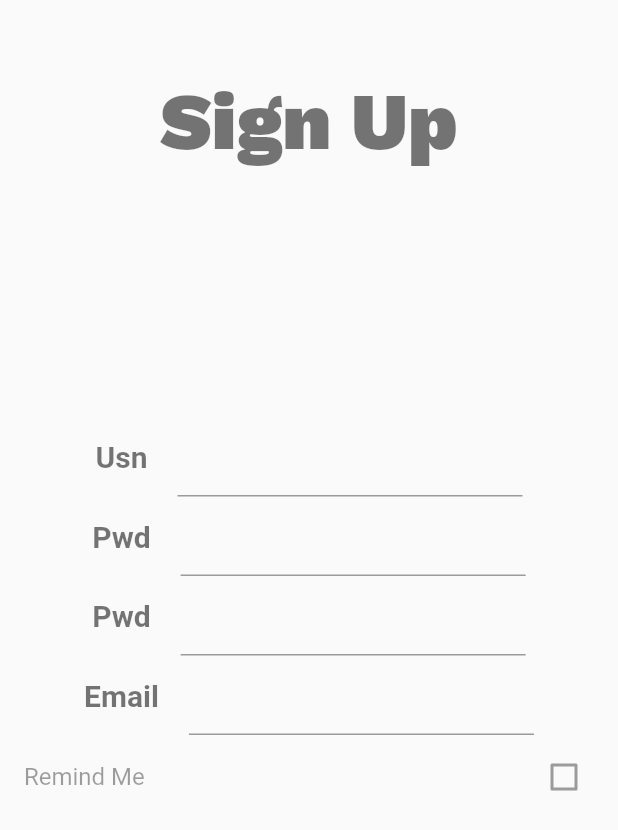
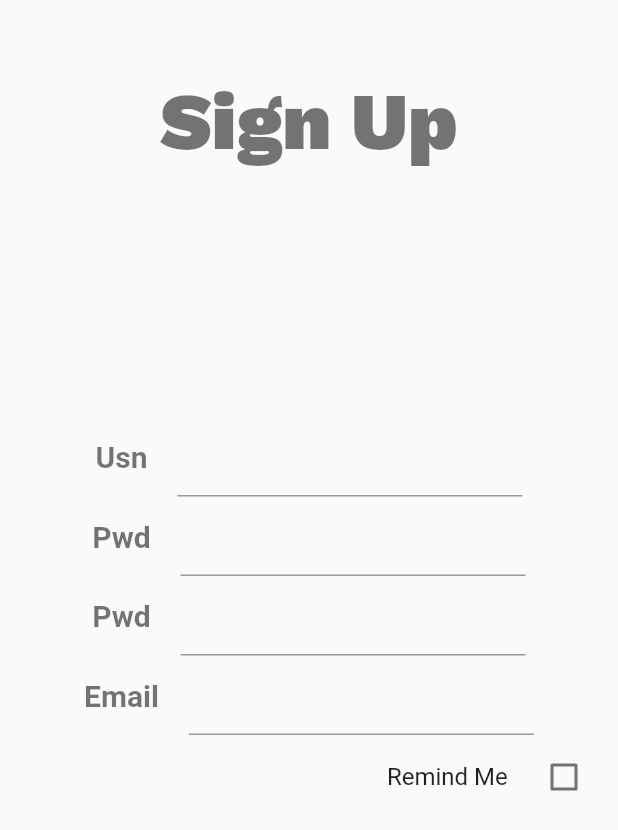
Before and after one commit to bryanesong/FlutterFitnessApp, a Flutter app: the SignUpRoute screen opened directly, on a phone screen of 412 x 824 dp. Shown: the top 830 px of the screen. Run offline on Flutter 3.47's test engine with Material 2 defaults, Android fonts, the phone set to English and light mode, and no system bars; our stand-ins replace firebase_auth, firebase_core, firebase_database; missing offline and left inert: flame, keyboard_visibility, nice_button; accounts and stored records are empty; statements that could not run were skipped.

Commit message:
working checkbox

```diff
--- a/lib/SignUp.dart
+++ b/lib/SignUp.dart
@@ -9,7 +9,9 @@ class SignUpRoute extends StatefulWidget {
 class SignUpState extends State<SignUpRoute> {
   TextField username, password1, password2, email = new TextField();
   var keyboardListener;
+  bool _checked = false;
   String title = 'Sign Up';
+  GlobalKey rememberMeSpacer = new GlobalKey();
 
   @override
   void initState() {
@@ -18,28 +20,25 @@ class SignUpState extends State<SignUpRoute> {
     KeyboardVisibilityNotification().addNewListener(
       onChange: (bool visible) {
         visible ? title = "" : title = "Sign Up";
-        setState(() {
-
-        });
+        setState(() {});
       },
     );
   }
-
-
 
   @override
   Widget build(BuildContext context) {
     // TODO: implement build
     return Scaffold(
-        body: Stack(children: [createTitle(),
+        body: Stack(children: [
+      createTitle(),
       Column(
-        crossAxisAlignment: CrossAxisAlignment.center,
+        crossAxisAlignment: CrossAxisAlignment.end,
         mainAxisAlignment: MainAxisAlignment.center,
         children: <Widget>[
-          createTextField("Usn", username, false),
-          createTextField("Pwd", password1, true),
-          createTextField("Pwd", password2, true),
-          createTextField("Email", email, false),
+          createTextField("Usn", username, false, null),
+          createTextField("Pwd", password1, true, null),
+          createTextField("Pwd", password2, true, null),
+          createTextField("Email", email, false, rememberMeSpacer),
           createCheckboxTile()
         ],
       ),
@@ -48,7 +47,7 @@ class SignUpState extends State<SignUpRoute> {
 
   Widget createTitle() {
     return Container(
-      alignment: Alignment.topCenter,
+        alignment: Alignment.topCenter,
         padding: EdgeInsets.fromLTRB(0, 50, 0, 0),
         child: Text(
           title,
@@ -61,19 +60,21 @@ class SignUpState extends State<SignUpRoute> {
         ));
   }
 
-  Widget createTextField(String textLabel, TextField field, bool isPassword) {
+  Widget createTextField(String textLabel, TextField field, bool isPassword, Key spacerKey) {
     field = new TextField(
       style: TextStyle(fontSize: 20, color: Colors.black45),
       obscureText: isPassword,
     );
     return Row(
       mainAxisAlignment: MainAxisAlignment.center,
-      children: [
-        Text(
+      children: [Container(
+        key: spacerKey,
+        child: Text(
           '$textLabel',
           style: TextStyle(
               fontSize: 20, fontWeight: FontWeight.bold, color: Colors.black54),
-        ),
+        )
+      ),
         Container(
             padding: EdgeInsets.fromLTRB(20, 5, 0, 0), width: 250, child: field)
       ],
@@ -81,6 +82,15 @@ class SignUpState extends State<SignUpRoute> {
   }
 
   Widget createCheckboxTile() {
-    return CheckboxListTile(title: Text('Remind Me'), value: false, controlAffinity: ListTileControlAffinity.trailing,);
+    return Container(width: 170,
+        child: CheckboxListTile(
+      title: Text('Remind Me'),
+      controlAffinity: ListTileControlAffinity.trailing,
+      value: _checked,
+      onChanged: (bool value) {
+        _checked = value;
+        setState(() {});
+      },
+    ));
   }
 }
```
